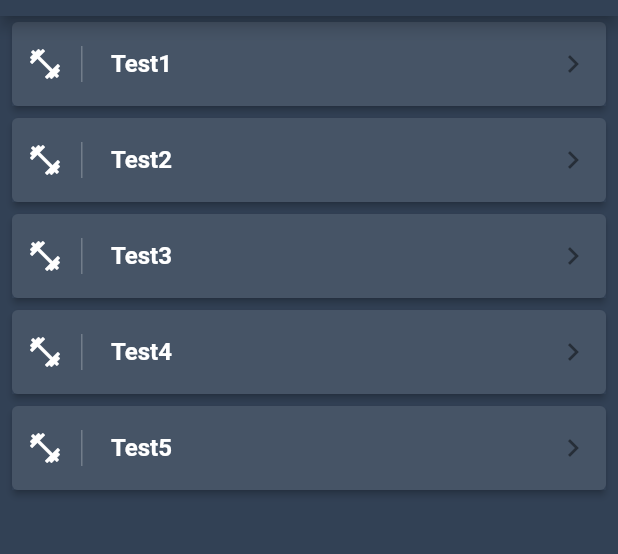
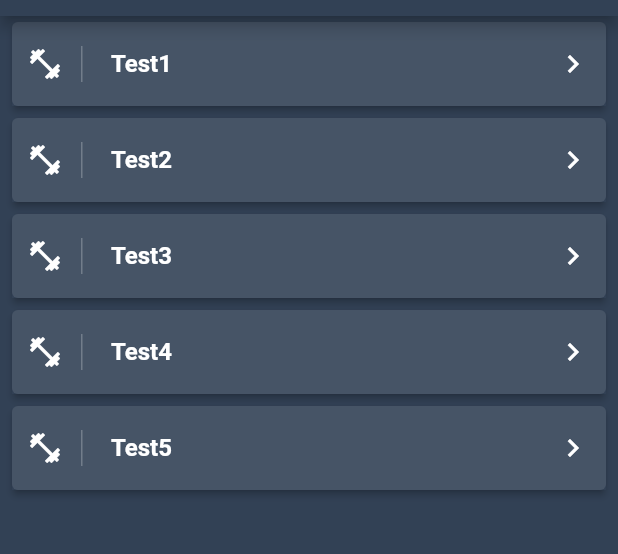
Before and after one commit to titov-andrei/flutter_app, a Flutter app: the screen it shows after launch, on a phone screen of 412 x 824 dp, the part 68-622 px from its top. Run offline on Flutter 3.47's test engine with Material 2 defaults, Android fonts, the phone set to English and light mode, and no system bars.

Commit message:
Update main.dart

```diff
--- a/lib/main.dart
+++ b/lib/main.dart
@@ -84,7 +84,8 @@ class WorkoutsList extends StatelessWidget {
                       ),
                     ),
                     title: Text(workouts[i].title, style: TextStyle(color: Theme.of(context).textTheme.title.color, fontWeight: FontWeight.bold)),
-                    trailing: Icon(Icons.keyboard_arrow_right),
+                    trailing: Icon(Icons.keyboard_arrow_right, color: Theme.of(context).textTheme.title.color),
+                    subtitle: subtitle(context, workouts[i]),
                   ),
                 ),
               );
@@ -93,3 +94,7 @@ class WorkoutsList extends StatelessWidget {
     );
   }
 }
+
+Widget subtitle(BuildContext context, Workout workout){
+
+}
```
